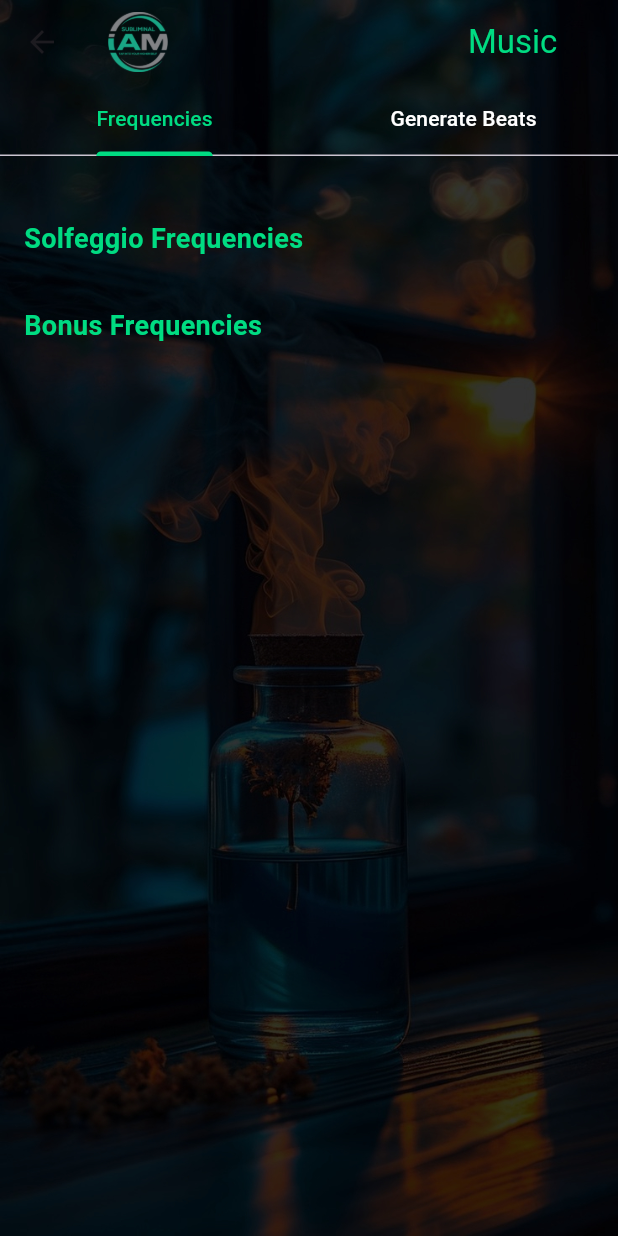
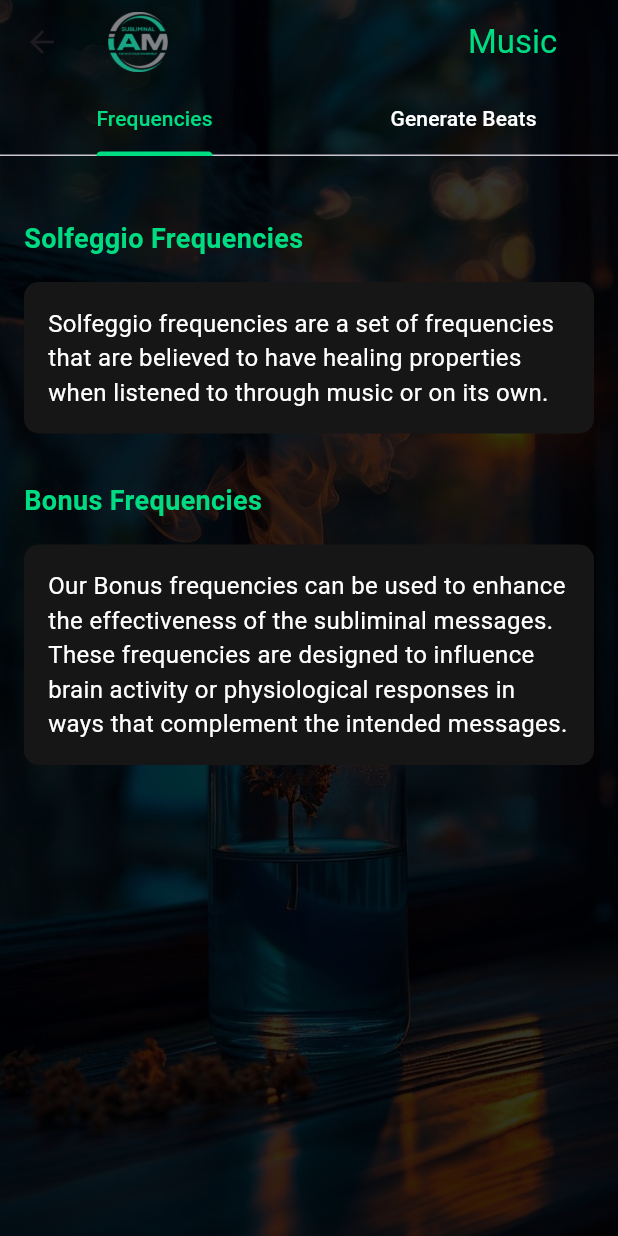
Before and after one commit to hemarastylepeke/subliminal-flutter-android, a Flutter app: the Music screen opened directly, on a phone screen of 412 x 824 dp. Run offline on Flutter 3.47's test engine with Material 3 defaults, Android fonts, the phone set to English and light mode, and no system bars; our stand-ins replace accordion, audioplayers, flutter_tts, sqflite; missing offline and left inert: flutter_overlay_window; accounts and stored records are empty.

```diff
--- a/lib/music.dart
+++ b/lib/music.dart
@@ -213,7 +213,8 @@ class _MusicState extends State<Music> with SingleTickerProviderStateMixin {
                   padding: const EdgeInsets.only(
                       top: kToolbarHeight), // Adjust padding for the tab bar
                   child: ListView(
-                    padding: const EdgeInsets.symmetric(horizontal: 16.0),
+                    padding: const EdgeInsets.symmetric(horizontal: 16.0)
+                        .copyWith(bottom: 80.0),
                     children: [
                       const Padding(
                         padding: EdgeInsets.only(top: 90.0, bottom: 16),
@@ -223,6 +224,22 @@ class _MusicState extends State<Music> with SingleTickerProviderStateMixin {
                             color: primaryColor,
                             fontSize: 18.0,
                             fontWeight: FontWeight.bold,
+                          ),
+                        ),
+                      ),
+                      // Description Container
+                      Container(
+                        padding: const EdgeInsets.all(16.0),
+                        margin: const EdgeInsets.only(bottom: 16.0),
+                        decoration: BoxDecoration(
+                          color: const Color.fromARGB(255, 22, 22, 22),
+                          borderRadius: BorderRadius.circular(10),
+                        ),
+                        child: const Text(
+                          'Solfeggio frequencies are a set of frequencies that are believed to have healing properties when listened to through music or on its own.',
+                          style: TextStyle(
+                            color: Colors.white,
+                            fontSize: 16.0,
                           ),
                         ),
                       ),
@@ -238,15 +255,32 @@ class _MusicState extends State<Music> with SingleTickerProviderStateMixin {
                           ),
                         ),
                       ),
+                      // Description Container
+                      Container(
+                        padding: const EdgeInsets.all(16.0),
+                        margin: const EdgeInsets.only(bottom: 16.0),
+                        decoration: BoxDecoration(
+                          color: const Color.fromARGB(255, 22, 22, 22),
+                          borderRadius: BorderRadius.circular(10),
+                        ),
+                        child: const Text(
+                          'Our Bonus frequencies can be used to enhance the effectiveness of the subliminal messages. These frequencies are designed to influence brain activity or physiological responses in ways that complement the intended messages.',
+                          style: TextStyle(
+                            color: Colors.white,
+                            fontSize: 16.0,
+                          ),
+                        ),
+                      ),
                       _buildAudioList(_bonusFrequencies),
                     ],
                   ),
                 ),
               ],
             ),
+
             // Generate Beats Tab
             Stack(
-              fit: StackFit.expand, // Ensure Stack covers the entire screen
+              fit: StackFit.expand,
               children: [
                 Container(
                   decoration: const BoxDecoration(
@@ -256,16 +290,23 @@ class _MusicState extends State<Music> with SingleTickerProviderStateMixin {
                     ),
                   ),
                 ),
-                const Padding(
-                  padding: EdgeInsets.only(
+                Padding(
+                  padding: const EdgeInsets.only(
                       top: kToolbarHeight), // Adjust padding for the tab bar
                   child: Center(
-                    child: Text(
-                      'Generate Beats',
-                      style: TextStyle(
-                        fontSize: 24,
-                        fontWeight: FontWeight.bold,
-                        color: primaryColor,
+                    child: Container(
+                      padding: const EdgeInsets.all(16.0),
+                      decoration: BoxDecoration(
+                        color: const Color.fromARGB(255, 22, 22, 22),
+                        borderRadius: BorderRadius.circular(10),
+                      ),
+                      child: const Text(
+                        'Generate Beats',
+                        style: TextStyle(
+                          color: Colors.white,
+                          fontSize: 24.0,
+                          fontWeight: FontWeight.bold,
+                        ),
                       ),
                     ),
                   ),
```
